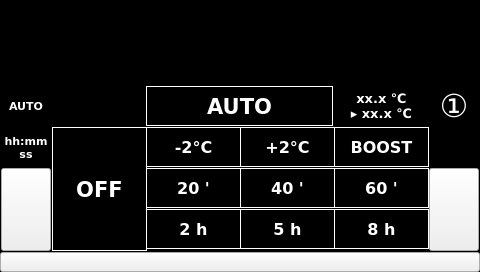
Qt form SmartHome/page101c.ui (fmandracci/smart-home) before a commit.
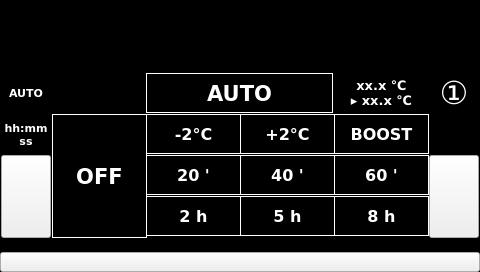
The same form after that commit. Icons and pictures are not drawn. Custom widgets are drawn as their Qt base class.

What changed in the file:
```diff
--- a/SmartHome/page101c.ui
+++ b/SmartHome/page101c.ui
@@ -64,12 +64,6 @@
        <height>72</height>
       </size>
      </property>
-     <property name="maximumSize">
-      <size>
-       <width>16777215</width>
-       <height>90</height>
-      </size>
-     </property>
     </widget>
    </item>
    <item>
@@ -880,6 +874,19 @@
      </item>
     </layout>
    </item>
+   <item>
+    <spacer name="verticalSpacer">
+     <property name="orientation">
+      <enum>Qt::Vertical</enum>
+     </property>
+     <property name="sizeHint" stdset="0">
+      <size>
+       <width>20</width>
+       <height>40</height>
+      </size>
+     </property>
+    </spacer>
+   </item>
    <item>
     <widget class="ATCMbutton" name="atcmButton_down">
      <property name="sizePolicy">
```
Left out of the diff: 2 changed lines with no effect on the pictures.
